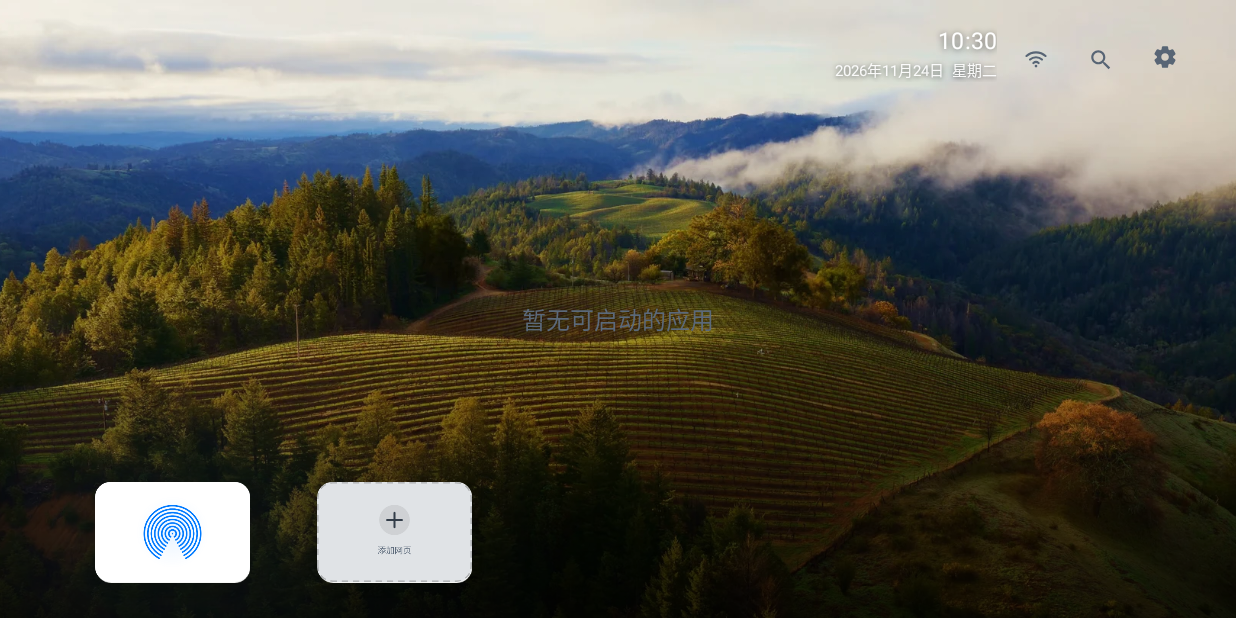
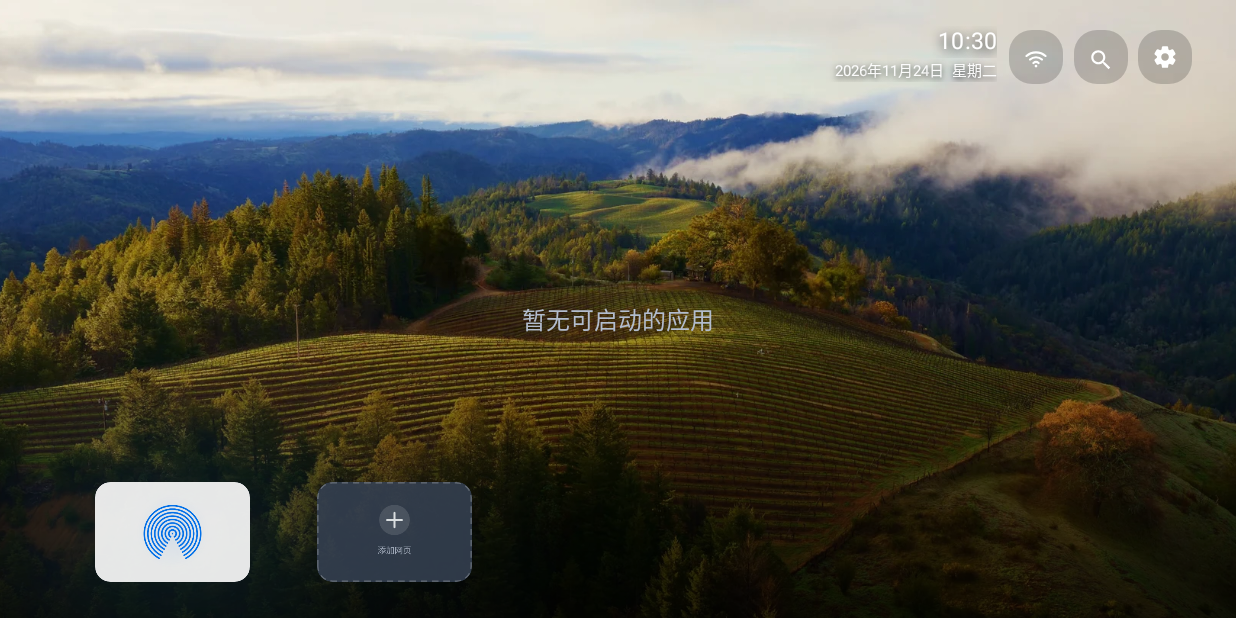
Before and after one commit to mfcheer/luma, an Android app: the screen it shows after launch (MainActivity), on a phone screen of 824 x 412 dp (held sideways). Run offline under Robolectric (Android 15) with nearby library versions, the phone set to English and light mode, and no system bars; pictures from the network do not load; 3 statements that could not run were skipped.

Commit message:
feat(ui): add 3 nature wallpapers and adaptive high-contrast readability
- Integrate Sequoia, Patagonia, and Yosemite 4K wallpapers and blurs
- Enforce full-weather white text (0xEEFFFFFF/0xFFFFFFFF) and shadow layers on card titles
- Strengthen clock and calendar shadows against bright backgrounds (snow peak/clouds)
- Add 0x2E000000 micro-shield rounded backgrounds to header buttons
- Ensure all wallpaper themes use dark palette for optimal contrast

```diff
--- a/app/src/main/java/com/jianping/tv/data/Preferences.java
+++ b/app/src/main/java/com/jianping/tv/data/Preferences.java
@@ -34,13 +34,20 @@ public final class Preferences {
 
   public boolean lightTheme() {
     String wp = wallpaper();
-    if ("pure_dark".equals(wp) || "catalina".equals(wp) || "mojave".equals(wp)) {
+    if ("pure_light".equals(wp)) {
+      return true;
+    }
+    if ("pure_dark".equals(wp)
+        || "sonoma".equals(wp)
+        || "big_sur".equals(wp)
+        || "catalina".equals(wp)
+        || "mojave".equals(wp)
+        || "sequoia".equals(wp)
+        || "patagonia".equals(wp)
+        || "yosemite".equals(wp)) {
       return false;
     }
-    if ("pure_light".equals(wp) || "sonoma".equals(wp) || "big_sur".equals(wp)) {
-      return true;
-    }
-    return !"dark".equals(prefs.getString("appearance", "light"));
+    return "light".equals(prefs.getString("appearance", "dark"));
   }
 
   public void lightTheme(boolean light) {
--- a/app/src/main/java/com/jianping/tv/ui/AppCardView.java
+++ b/app/src/main/java/com/jianping/tv/ui/AppCardView.java
@@ -101,6 +101,9 @@ public final class AppCardView extends LinearLayout {
     name.setSingleLine(true);
     name.setEllipsize(TextUtils.TruncateAt.END);
     name.setTextColor(palette.cardName);
+    if (!palette.light) {
+      name.setShadowLayer(px(4), 0, px(1.5f), 0xB3000000);
+    }
     name.setAlpha(0);
     name.setVisibility(INVISIBLE);
     LayoutParams np = new LayoutParams(-1, px(26));
@@ -298,10 +301,17 @@ public final class AppCardView extends LinearLayout {
     // Let the caption accompany the lift without opening a large gap under the card.
     name.setTranslationY(unit * -4 * light);
     int from = palette.cardName, to = palette.cardNameFocused;
+    int a = Math.round(Color.alpha(from) + (Color.alpha(to) - Color.alpha(from)) * light);
     int r = Math.round(Color.red(from) + (Color.red(to) - Color.red(from)) * light);
     int g = Math.round(Color.green(from) + (Color.green(to) - Color.green(from)) * light);
     int b = Math.round(Color.blue(from) + (Color.blue(to) - Color.blue(from)) * light);
-    name.setTextColor(Color.rgb(r, g, b));
+    name.setTextColor(Color.argb(a, r, g, b));
+    if (!palette.light) {
+      float radius = px(4) + (px(6) - px(4)) * light;
+      float dy = px(1.5f) + (px(2.5f) - px(1.5f)) * light;
+      int shadowAlpha = Math.round(0xB3 + (0xCC - 0xB3) * light);
+      name.setShadowLayer(radius, 0, dy, (shadowAlpha << 24));
+    }
     highlight.moving(moveAmount);
     highlight.setAlpha(Math.round(255 * light));
     invalidate();
--- a/app/src/main/java/com/jianping/tv/ui/MainActivity.java
+++ b/app/src/main/java/com/jianping/tv/ui/MainActivity.java
@@ -68,13 +68,24 @@ public final class MainActivity extends Activity {
   private ImageView wallpaperView, wallpaperBlurView;
   private View scrimView, bottomGradient;
   private static final String[] THEME_KEYS = {
-    "sonoma", "big_sur", "catalina", "mojave", "pure_dark", "pure_light"
+    "sonoma",
+    "big_sur",
+    "catalina",
+    "mojave",
+    "sequoia",
+    "patagonia",
+    "yosemite",
+    "pure_dark",
+    "pure_light"
   };
   private static final String[] THEME_NAMES = {
     "Sonoma（晨曦）",
     "Big Sur（海岸）",
     "Catalina（夜湾）",
     "Mojave（沙丘）",
+    "Sequoia（红杉）",
+    "Patagonia（雪峰）",
+    "Yosemite（苍谷）",
     "经典深色",
     "经典浅色"
   };
@@ -477,14 +488,17 @@ public final class MainActivity extends Activity {
     button.addView(glyph, new FrameLayout.LayoutParams(glyphSize, glyphSize, Gravity.CENTER));
     button.setFocusable(true);
     button.setClickable(true);
+    button.setBackground(rounded(palette.light ? Color.TRANSPARENT : 0x2E000000, 18));
     updateNetworkView(button, glyph);
     button.setOnFocusChangeListener(
         (v, focus) -> {
-          button.setBackground(rounded(focus ? palette.headerFocus : Color.TRANSPARENT, 18));
-          glyph.setColorFilter(
-              focus
-                  ? palette.headerFocusIcon
-                  : (networkState.connected ? palette.icon : palette.muted));
+          button.setBackground(
+              rounded(focus ? palette.headerFocus : (palette.light ? Color.TRANSPARENT : 0x2E000000), 18));
+          int unfocusedColor =
+              palette.light
+                  ? (networkState.connected ? palette.icon : palette.muted)
+                  : (networkState.connected ? 0xEEFFFFFF : 0x99FFFFFF);
+          glyph.setColorFilter(focus ? palette.headerFocusIcon : unfocusedColor);
           glyph.setAlpha((!focus && !networkState.connected) ? 0.6f : 1f);
           button
               .animate()
@@ -508,10 +522,13 @@ public final class MainActivity extends Activity {
     glyph.setImageResource(networkState.iconRes);
     button.setContentDescription(networkState.label);
     boolean focused = button.hasFocus();
-    glyph.setColorFilter(
-        focused
-            ? palette.headerFocusIcon
-            : (networkState.connected ? palette.icon : palette.muted));
+    button.setBackground(
+        rounded(focused ? palette.headerFocus : (palette.light ? Color.TRANSPARENT : 0x2E000000), 18));
+    int unfocusedColor =
+        palette.light
+            ? (networkState.connected ? palette.icon : palette.muted)
+            : (networkState.connected ? 0xEEFFFFFF : 0x99FFFFFF);
+    glyph.setColorFilter(focused ? palette.headerFocusIcon : unfocusedColor);
     glyph.setAlpha((!focused && !networkState.connected) ? 0.6f : 1f);
   }
 
@@ -524,7 +541,8 @@ public final class MainActivity extends Activity {
     FrameLayout button = new FrameLayout(this);
     ImageView glyph = new ImageView(this);
     glyph.setImageResource(icon);
-    glyph.setColorFilter(palette.icon);
+    button.setBackground(rounded(palette.light ? Color.TRANSPARENT : 0x2E000000, 18));
+    glyph.setColorFilter(palette.light ? palette.icon : 0xEEFFFFFF);
     int glyphSize = px(icon == R.drawable.nav_back ? 24 : 20);
     // Align the magnifier's circular body optically with the centre of the gear.
     if (icon == R.drawable.nav_search) glyph.setTranslationY(px(2));
@@ -534,8 +552,10 @@ public final class MainActivity extends Activity {
     button.setContentDescription(label);
     button.setOnFocusChangeListener(
         (v, focus) -> {
-          button.setBackground(rounded(focus ? palette.headerFocus : Color.TRANSPARENT, 18));
-          glyph.setColorFilter(focus ? palette.headerFocusIcon : palette.icon);
+          button.setBackground(
+              rounded(focus ? palette.headerFocus : (palette.light ? Color.TRANSPARENT : 0x2E000000), 18));
+          glyph.setColorFilter(
+              focus ? palette.headerFocusIcon : (palette.light ? palette.icon : 0xEEFFFFFF));
           button
               .animate()
               .scaleX(focus ? 1.12f : 1)
@@ -614,21 +634,21 @@ public final class MainActivity extends Activity {
   }
 
   private boolean isLightTheme(String key) {
-    return "sonoma".equals(key) || "big_sur".equals(key) || "pure_light".equals(key);
+    return "pure_light".equals(key);
   }
 
   private String themeDisplayName(String key) {
     for (int i = 0; i < THEME_KEYS.length; i++) {
       if (THEME_KEYS[i].equals(key)) return THEME_NAMES[i];
     }
-    return prefs.lightTheme() ? THEME_NAMES[0] : THEME_NAMES[2];
+    return THEME_NAMES[0];
   }
 
   private int themeIndex(String key) {
     for (int i = 0; i < THEME_KEYS.length; i++) {
       if (THEME_KEYS[i].equals(key)) return i;
     }
-    return prefs.lightTheme() ? 0 : 2;
+    return 0;
   }
 
   private void cycleTheme(boolean forward) {
@@ -674,6 +694,18 @@ public final class MainActivity extends Activity {
         resId = R.drawable.wallpaper_mojave;
         blurResId = R.drawable.wallpaper_mojave_blur;
         break;
+      case "sequoia":
+        resId = R.drawable.wallpaper_sequoia;
+        blurResId = R.drawable.wallpaper_sequoia_blur;
+        break;
+      case "patagonia":
+        resId = R.drawable.wallpaper_patagonia;
+        blurResId = R.drawable.wallpaper_patagonia_blur;
+        break;
+      case "yosemite":
+        resId = R.drawable.wallpaper_yosemite;
+        blurResId = R.drawable.wallpaper_yosemite_blur;
+        break;
       case "sonoma":
       default:
         resId = R.drawable.wallpaper_sonoma;
@@ -772,12 +804,12 @@ public final class MainActivity extends Activity {
     clock.setLetterSpacing(.015f);
     clock.setFontFeatureSettings("'tnum' 1");
     clock.setGravity(Gravity.END | Gravity.CENTER_VERTICAL);
-    if (!pure) clock.setShadowLayer(px(4), 0, px(1), 0x99000000);
+    if (!pure) clock.setShadowLayer(px(6), 0, px(2), 0xD9000000);
     put(clock, page.equals("home") ? 598 : 648, 20, 176, 25);
-    calendarDate = text("", 12, pure ? palette.muted : 0xEEFFFFFF);
+    calendarDate = text("", 12, pure ? palette.muted : 0xF2FFFFFF);
     calendarDate.setGravity(Gravity.END | Gravity.CENTER_VERTICAL);
     calendarDate.setFontFeatureSettings("'tnum' 1");
-    if (!pure) calendarDate.setShadowLayer(px(3), 0, px(1), 0x99000000);
+    if (!pure) calendarDate.setShadowLayer(px(4), 0, px(1.5f), 0xCC000000);
     put(calendarDate, page.equals("home") ? 598 : 648, 46, 176, 18);
     updateClock();
     View settings =
@@ -978,7 +1010,7 @@ public final class MainActivity extends Activity {
   private void home(View settings) {
     boolean pure = isPureTheme(prefs.wallpaper());
     moveHint = text("", 14, pure ? palette.secondary : 0xFFFFFFFF);
-    if (!pure) moveHint.setShadowLayer(px(3), 0, px(1), 0x99000000);
+    if (!pure) moveHint.setShadowLayer(px(4), 0, px(1.5f), 0xB3000000);
     put(moveHint, 180, 36, 400, 30);
     int headerSpace = pure ? 0 : px(268);
     homeWall = new GridWallView(this, scale, 156, headerSpace, palette, wallListener());
--- a/app/src/main/java/com/jianping/tv/ui/UiPalette.java
+++ b/app/src/main/java/com/jianping/tv/ui/UiPalette.java
@@ -37,7 +37,7 @@ public final class UiPalette {
     menuFocusBottom = light ? 0xFFD5E0EE : 0xFFDDE5EF;
     scrim = light ? 0x2B667180 : 0xAD040810;
     cardFallback = light ? 0xFFE9ECEF : 0xFF263244;
-    cardName = light ? 0xFF5F6D7D : 0xFFB9C3D2;
+    cardName = light ? 0xFF5F6D7D : 0xEEFFFFFF;
     cardNameFocused = light ? 0xFF303D4E : 0xFFFFFFFF;
     movingText = light ? 0xFF4E6076 : 0xFFEDF3FC;
   }
```
Also changed, not shown: app/src/main/res/drawable-nodpi/wallpaper_patagonia.webp (added), app/src/main/res/drawable-nodpi/wallpaper_patagonia_blur.webp (added), app/src/main/res/drawable-nodpi/wallpaper_sequoia.webp (added), app/src/main/res/drawable-nodpi/wallpaper_sequoia_blur.webp (added), app/src/main/res/drawable-nodpi/wallpaper_yosemite.webp (added), app/src/main/res/drawable-nodpi/wallpaper_yosemite_blur.webp (added).
